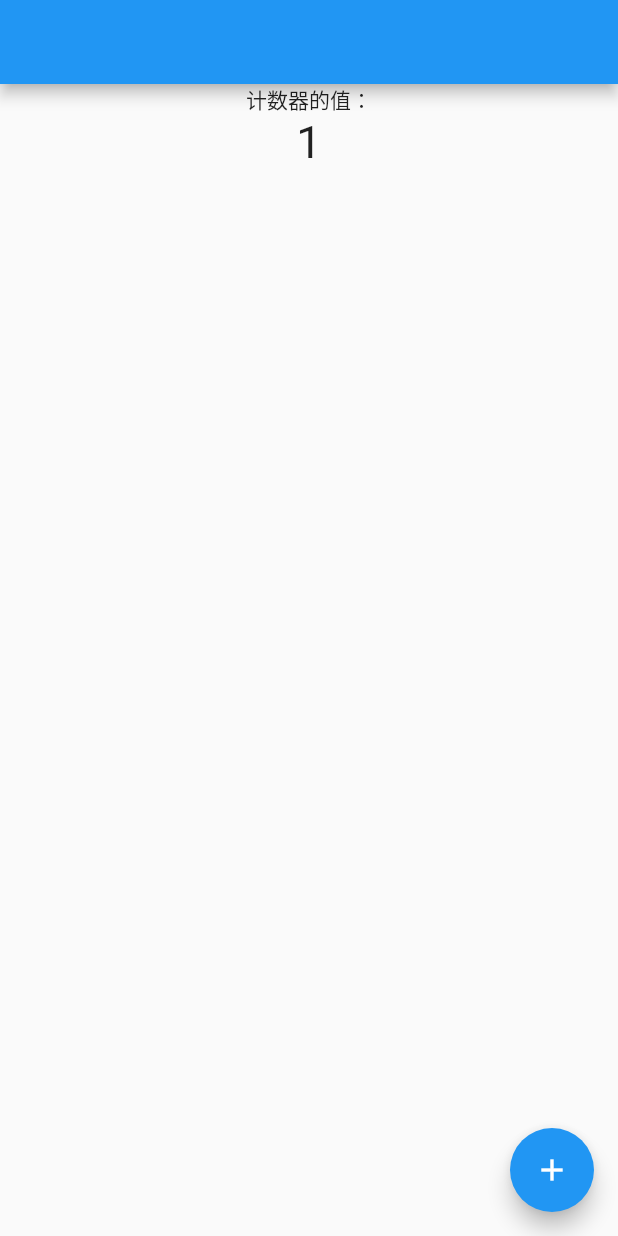
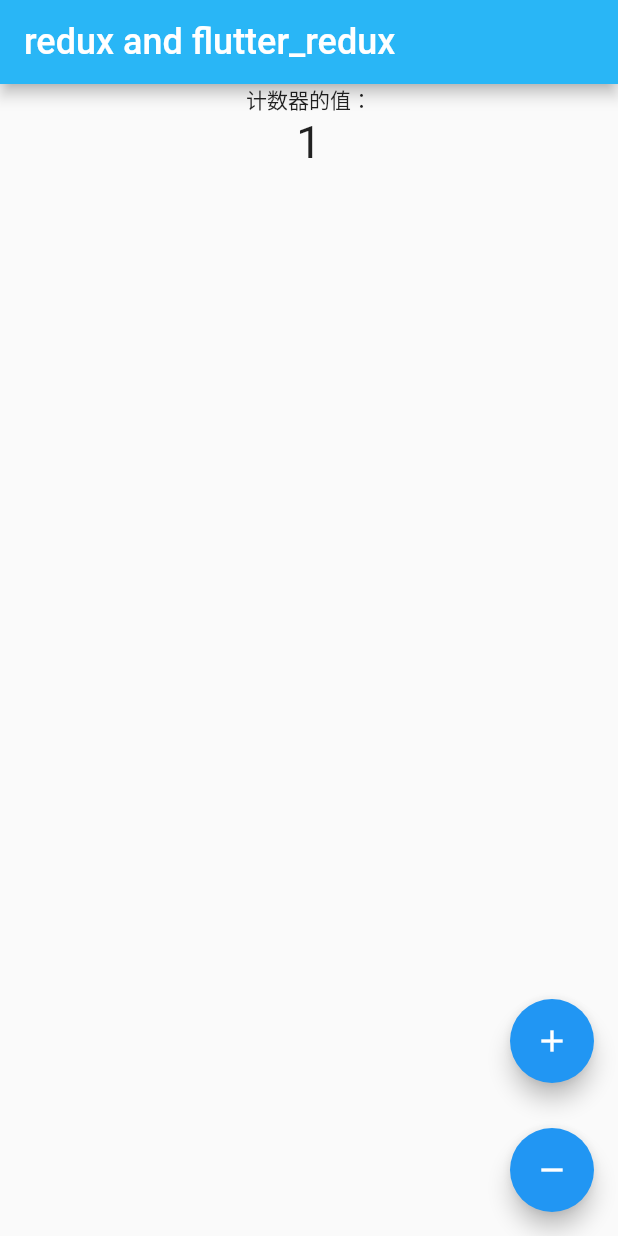
Before and after one commit to clin211/learn-flutter, a Flutter app: the screen it shows after launch, after a tap on the "add" icon, on a phone screen of 412 x 824 dp. Run offline on Flutter 3.47's test engine with Material 2 defaults, Android fonts, the phone set to English and light mode, and no system bars; our stand-ins replace flutter_redux, redux.

Commit message:
feat: redux 文件分离

```diff
--- a/lib/main.dart
+++ b/lib/main.dart
@@ -1,31 +1,22 @@
 import 'package:flutter/material.dart';
 import 'package:flutter_redux/flutter_redux.dart';
 import 'package:redux/redux.dart';
+import 'package:redux_example/store/actions.dart';
+import 'package:redux_example/store/state.dart';
 
-enum Actions { increment, decrement }
-
-// 传递进来一个state + action  返回去一个新的state
-int countReducer(int state, action) {
-  if (action == Actions.increment) {
-    return state + 1;
-  }
-  if (action == Actions.decrement) {
-    return state - 1;
-  }
-  return state;
-}
+import 'store/reducers.dart';
 
 void main() {
   runApp(MyApp());
 }
 
 class MyApp extends StatelessWidget {
-  final store = Store(countReducer, initialState: 0);
+  final store = Store(appStateReducer, initialState: AppState(0));
   MyApp({Key? key}) : super(key: key);
 
   @override
   Widget build(BuildContext context) {
-    return StoreProvider(
+    return StoreProvider<AppState>(
       store: store,
       child: MaterialApp(
         title: 'Flutter Demo',
@@ -44,30 +35,54 @@ class MyHome extends StatelessWidget {
   @override
   Widget build(BuildContext context) {
     return Scaffold(
-      appBar: AppBar(),
+      appBar: AppBar(
+        backgroundColor: Colors.lightBlue.shade400,
+        title: const Text(
+          'redux and flutter_redux',
+          style: TextStyle(
+            fontSize: 24,
+            color: Colors.white,
+          ),
+        ),
+      ),
       body: Center(
         child: Column(
           children: [
             const Text('计数器的值：'),
-            StoreConnector<int, String>(
+            StoreConnector<AppState, String>(
               builder: (context, countStr) => Text(
                 countStr,
                 style: const TextStyle(fontSize: 30),
               ),
-              converter: (store) => store.state.toString(),
+              converter: (store) => store.state.count.toString(),
             )
           ],
         ),
       ),
-      floatingActionButton: StoreConnector<int, Function>(
-        builder: (context, callback) => FloatingActionButton(
-          child: const Icon(Icons.add),
-          onPressed: () {
-            callback();
-          },
+      floatingActionButton:
+          StoreConnector<AppState, Function(CountActions action)>(
+        builder: (context, callback) => Column(
+          mainAxisAlignment: MainAxisAlignment.end,
+          children: [
+            FloatingActionButton(
+              child: const Icon(Icons.add),
+              onPressed: () {
+                callback(CountActions.increment);
+              },
+            ),
+            const Padding(
+              padding: EdgeInsets.only(top: 30),
+            ),
+            FloatingActionButton(
+              child: const Icon(Icons.remove),
+              onPressed: () {
+                callback(CountActions.decrement);
+              },
+            ),
+          ],
         ),
         converter: (store) {
-          return () => store.dispatch(Actions.increment);
+          return (action) => store.dispatch(action);
         },
       ),
     );
--- /dev/null
+++ b/lib/store/actions.dart
@@ -0,0 +1 @@
+enum CountActions { increment, decrement }
--- /dev/null
+++ b/lib/store/reducers.dart
@@ -0,0 +1,22 @@
+import 'dart:developer';
+
+import 'package:redux_example/store/state.dart';
+
+import 'actions.dart';
+
+// 传递进来一个state + action  返回去一个新的state
+int countReducer(int state, action) {
+  if (action == CountActions.increment) {
+    return state + 1;
+  }
+  if (action == CountActions.decrement) {
+    return state - 1;
+  }
+  return state;
+}
+
+AppState appStateReducer(AppState state, dynamic action) {
+  return AppState(
+    countReducer(state.count, action),
+  );
+}
--- /dev/null
+++ b/lib/store/state.dart
@@ -0,0 +1,9 @@
+// 定义全局的state
+
+class AppState {
+  final int count;
+
+  AppState(this.count);
+
+  AppState.initState() : count = 0;
+}
```
